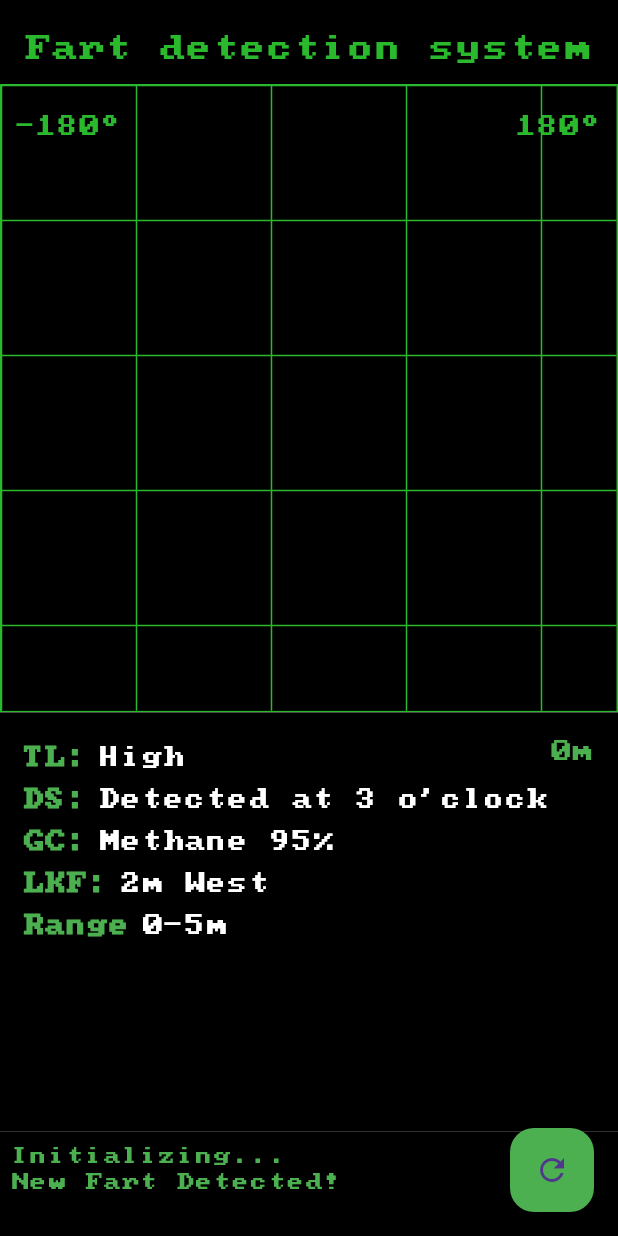
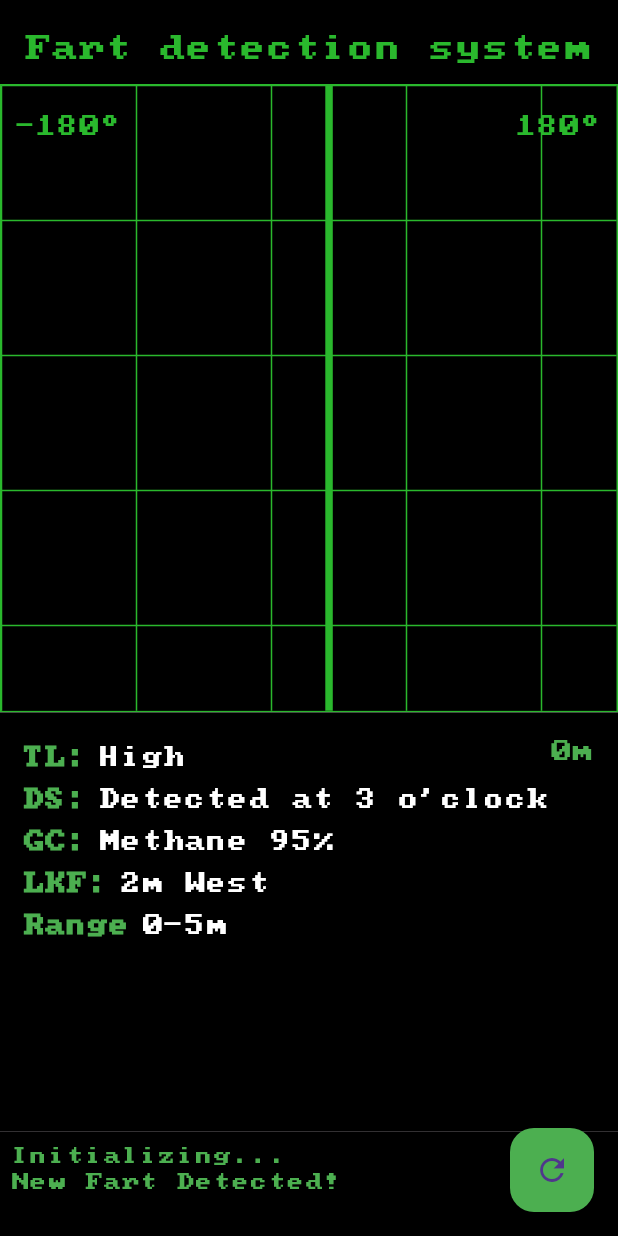
Before and after one commit to aomazic/fart_detector, a Flutter app: the screen it shows after launch, after a tap on the "refresh" icon, on a phone screen of 412 x 824 dp. Run offline on Flutter 3.47's test engine with Material 3 defaults, Android fonts, the light colour scheme and no system bars.

Commit message:
Simple anim

```diff
--- a/lib/pages/home.dart
+++ b/lib/pages/home.dart
@@ -8,7 +8,11 @@ class HomePage extends StatefulWidget {
   State<HomePage> createState() => _HomePageState();
 }
 
-class _HomePageState extends State<HomePage> {
+class _HomePageState extends State<HomePage> with SingleTickerProviderStateMixin {
+  // Animation controller for radar sweeping line
+  late AnimationController _controller;
+  late Animation<double> _animation;
+
   // Dynamic values for info panel
   String threatLevel = 'Moderate';
   String detectionStatus = 'Active';
@@ -17,6 +21,27 @@ class _HomePageState extends State<HomePage> {
 
   // Console messages
   List<String> consoleMessages = ['Initializing...'];
+
+  @override
+  void initState() {
+    super.initState();
+
+    _controller = AnimationController(
+      vsync: this,
+      duration: const Duration(seconds: 2),
+    )..repeat();
+
+    _animation = Tween<double>(begin: 0, end: 1).animate(_controller)
+      ..addListener(() {
+        setState(() {});
+      });
+  }
+
+  @override
+  void dispose() {
+    _controller.dispose();
+    super.dispose();
+  }
 
   // Simulating a new fart detection
   void detectFart() {
@@ -72,7 +97,7 @@ class _HomePageState extends State<HomePage> {
         ),
       ),
       child: CustomPaint(
-        painter: RadarPainter(),
+        painter: RadarPainter(_animation.value * MediaQuery.of(context).size.width),
       ),
     );
   }
--- a/lib/radar_painter.dart
+++ b/lib/radar_painter.dart
@@ -1,10 +1,14 @@
 import 'package:flutter/material.dart';
 
 class RadarPainter extends CustomPainter {
+  final double linePosition;
+
+  RadarPainter(this.linePosition);
+
   @override
   void paint(Canvas canvas, Size size) {
     final Paint paint = Paint()
-      ..color = Color(0xFF2AB82D)
+      ..color = const Color(0xFF2AB82D)
       ..style = PaintingStyle.stroke
       ..strokeWidth = 1.0;
 
@@ -20,6 +24,14 @@ class RadarPainter extends CustomPainter {
       canvas.drawLine(Offset(0, y), Offset(size.width, y), paint);
     }
 
+    // Draw radar sweeping line
+    final Paint sweepPaint = Paint()
+      ..color = const Color(0xFF2AB82D)
+      ..style = PaintingStyle.stroke
+      ..strokeWidth = 5.0;
+
+    canvas.drawLine(Offset(linePosition, 0), Offset(linePosition, size.height), sweepPaint);
+
     // Draw text -180° at the top left
     final textPainterLeft = TextPainter(
       text: const TextSpan(
@@ -27,7 +39,7 @@ class RadarPainter extends CustomPainter {
         style: TextStyle(
           color: Color(0xFF2AB82D),
           fontSize: 14,
-          fontFamily: 'pcsenior'
+          fontFamily: 'pcsenior',
         ),
       ),
       textDirection: TextDirection.ltr,
@@ -42,7 +54,7 @@ class RadarPainter extends CustomPainter {
         style: TextStyle(
           color: Color(0xFF2AB82D),
           fontSize: 14,
-          fontFamily: 'pcsenior'
+          fontFamily: 'pcsenior',
         ),
       ),
       textDirection: TextDirection.ltr,
@@ -53,6 +65,6 @@ class RadarPainter extends CustomPainter {
 
   @override
   bool shouldRepaint(covariant CustomPainter oldDelegate) {
-    return false;
+    return true;
   }
 }
```
